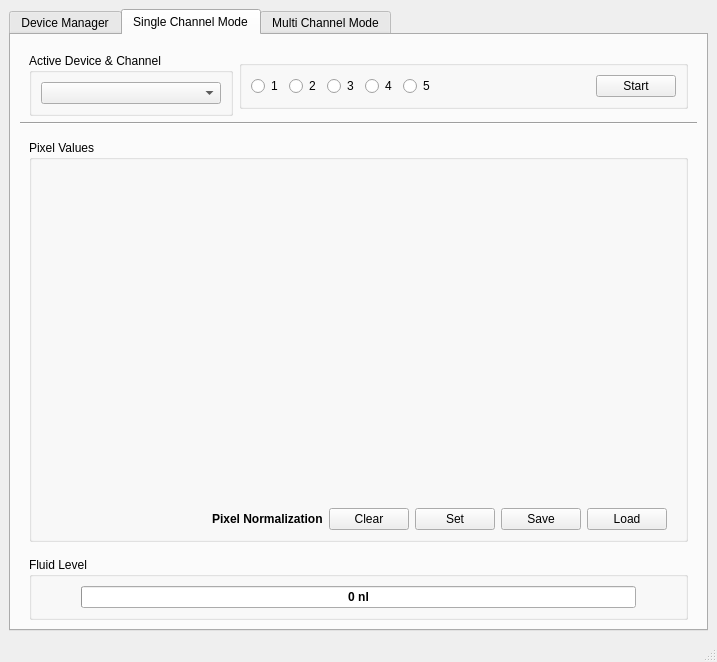
Before: the Qt Designer form python/optical_sensor_gui.ui in iorodeo/expresso_device_software, drawn with Qt 5.
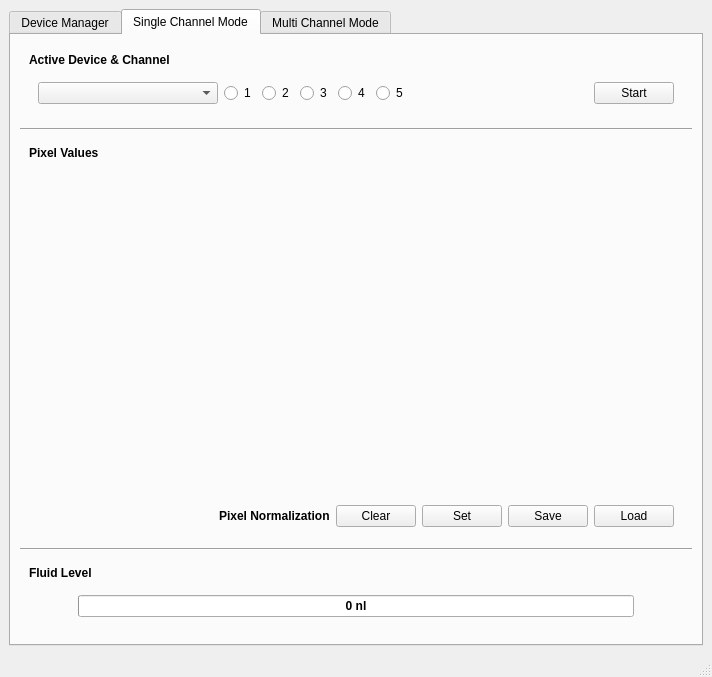
After: the same form once the commit is applied. The open tabs and pages were chosen to show the change. Custom widgets are drawn as their Qt base class.

Commit message: Made some changes to the GUI so that it looks better on windows -- hopefully.

```diff
--- a/python/optical_sensor_gui.ui
+++ b/python/optical_sensor_gui.ui
@@ -6,15 +6,15 @@
    <rect>
     <x>0</x>
     <y>0</y>
-    <width>717</width>
-    <height>662</height>
+    <width>712</width>
+    <height>677</height>
    </rect>
   </property>
   <property name="windowTitle">
    <string>Expresso Capillary Sensor</string>
   </property>
   <widget class="QWidget" name="centralwidget">
-   <layout class="QVBoxLayout" name="verticalLayout">
+   <layout class="QVBoxLayout" name="verticalLayout_9">
     <item>
      <widget class="QTabWidget" name="tabWidget">
       <property name="currentIndex">
@@ -58,20 +58,21 @@
          </widget>
         </item>
         <item>
-         <widget class="QWidget" name="widget_1" native="true">
-          <property name="sizePolicy">
-           <sizepolicy hsizetype="Preferred" vsizetype="Fixed">
-            <horstretch>0</horstretch>
-            <verstretch>0</verstretch>
-           </sizepolicy>
-          </property>
-          <layout class="QHBoxLayout" name="horizontalLayout_2">
+         <widget class="QWidget" name="widget_10" native="true">
+          <layout class="QHBoxLayout" name="horizontalLayout_5">
            <item>
-            <widget class="QGroupBox" name="groupBox_3">
-             <property name="title">
+            <widget class="QLabel" name="label_14">
+             <property name="font">
+              <font>
+               <weight>75</weight>
+               <bold>true</bold>
+              </font>
+             </property>
+             <property name="text">
               <string>Port</string>
              </property>
-             <layout class="QHBoxLayout" name="horizontalLayout">
+            </widget>
+           </item>
               <item>
                <widget class="QLineEdit" name="portLineEdit">
                 <property name="sizePolicy">
@@ -112,12 +113,6 @@
                </spacer>
               </item>
              </layout>
-             <zorder>portLineEdit</zorder>
-             <zorder>connectPushButton</zorder>
-             <zorder>horizontalSpacer</zorder>
-            </widget>
-           </item>
-          </layout>
          </widget>
         </item>
         <item>
@@ -148,20 +143,24 @@
        </attribute>
        <layout class="QVBoxLayout" name="verticalLayout_7">
         <item>
+         <widget class="QWidget" name="singleChannelStartWidget_2" native="true">
+          <layout class="QVBoxLayout" name="verticalLayout">
+           <item>
+            <widget class="QLabel" name="label_11">
+             <property name="font">
+              <font>
+               <weight>75</weight>
+               <bold>true</bold>
+              </font>
+             </property>
+             <property name="text">
+              <string>Active Device &amp; Channel</string>
+             </property>
+            </widget>
+           </item>
+           <item>
          <widget class="QWidget" name="singleChannelStartWidget" native="true">
           <layout class="QHBoxLayout" name="horizontalLayout_12">
-           <property name="topMargin">
-            <number>9</number>
-           </property>
-           <property name="bottomMargin">
-            <number>0</number>
-           </property>
-           <item>
-            <widget class="QGroupBox" name="suBox">
-             <property name="title">
-              <string>Active Device &amp;&amp; Channel</string>
-             </property>
-             <layout class="QHBoxLayout" name="horizontalLayout_13">
               <item>
                <widget class="QComboBox" name="singleChannelDeviceComboBox">
                 <property name="sizePolicy">
@@ -184,21 +183,6 @@
                 </property>
                </widget>
               </item>
-             </layout>
-            </widget>
-           </item>
-           <item>
-            <widget class="QGroupBox" name="channelBox">
-             <property name="sizePolicy">
-              <sizepolicy hsizetype="Preferred" vsizetype="Fixed">
-               <horstretch>0</horstretch>
-               <verstretch>0</verstretch>
-              </sizepolicy>
-             </property>
-             <property name="title">
-              <string/>
-             </property>
-             <layout class="QHBoxLayout" name="horizontalLayout_3">
               <item>
                <widget class="QRadioButton" name="channelRadioButton_1">
                 <property name="text">
@@ -283,14 +267,21 @@
          </widget>
         </item>
         <item>
-         <widget class="QWidget" name="widget_4" native="true">
+         <widget class="QWidget" name="singleChannelPixelWidget" native="true">
           <layout class="QVBoxLayout" name="verticalLayout_6">
            <item>
-            <widget class="QGroupBox" name="singleChannelPixelBox">
-             <property name="title">
+            <widget class="QLabel" name="label_12">
+             <property name="font">
+              <font>
+               <weight>75</weight>
+               <bold>true</bold>
+              </font>
+             </property>
+             <property name="text">
               <string>Pixel Values</string>
              </property>
-             <layout class="QVBoxLayout" name="verticalLayout_5">
+            </widget>
+           </item>
               <item>
                <widget class="MplWidget" name="mpl" native="true">
                 <property name="sizePolicy">
@@ -388,9 +379,6 @@
              </layout>
             </widget>
            </item>
-          </layout>
-         </widget>
-        </item>
         <item>
          <widget class="QWidget" name="widget_5" native="true">
           <layout class="QHBoxLayout" name="horizontalLayout_6">
@@ -400,12 +388,35 @@
            <property name="bottomMargin">
             <number>0</number>
            </property>
+          </layout>
+         </widget>
+        </item>
            <item>
-            <widget class="QGroupBox" name="singleChannelLevelBox">
-             <property name="title">
+         <widget class="Line" name="line_9">
+          <property name="orientation">
+           <enum>Qt::Horizontal</enum>
+          </property>
+         </widget>
+        </item>
+        <item>
+         <widget class="QWidget" name="singleChannelLevelWidget" native="true">
+          <layout class="QVBoxLayout" name="verticalLayout_5">
+           <item>
+            <widget class="QLabel" name="label_13">
+             <property name="font">
+              <font>
+               <weight>75</weight>
+               <bold>true</bold>
+              </font>
+             </property>
+             <property name="text">
               <string>Fluid Level</string>
              </property>
-             <layout class="QHBoxLayout" name="horizontalLayout_5">
+            </widget>
+           </item>
+           <item>
+            <widget class="QWidget" name="widget_2" native="true">
+             <layout class="QHBoxLayout" name="horizontalLayout_13">
               <item>
                <spacer name="horizontalSpacer_5">
                 <property name="orientation">
@@ -583,8 +594,8 @@
                    <rect>
                     <x>0</x>
                     <y>0</y>
-                    <width>635</width>
-                    <height>386</height>
+                    <width>630</width>
+                    <height>401</height>
                    </rect>
                   </property>
                   <layout class="QVBoxLayout" name="verticalLayout_2">
@@ -1100,7 +1111,7 @@
     <rect>
      <x>0</x>
      <y>0</y>
-     <width>717</width>
+     <width>712</width>
      <height>23</height>
     </rect>
    </property>
```
Lines whose indentation alone changed are shown as unchanged. The commit also changes 3 other files.
